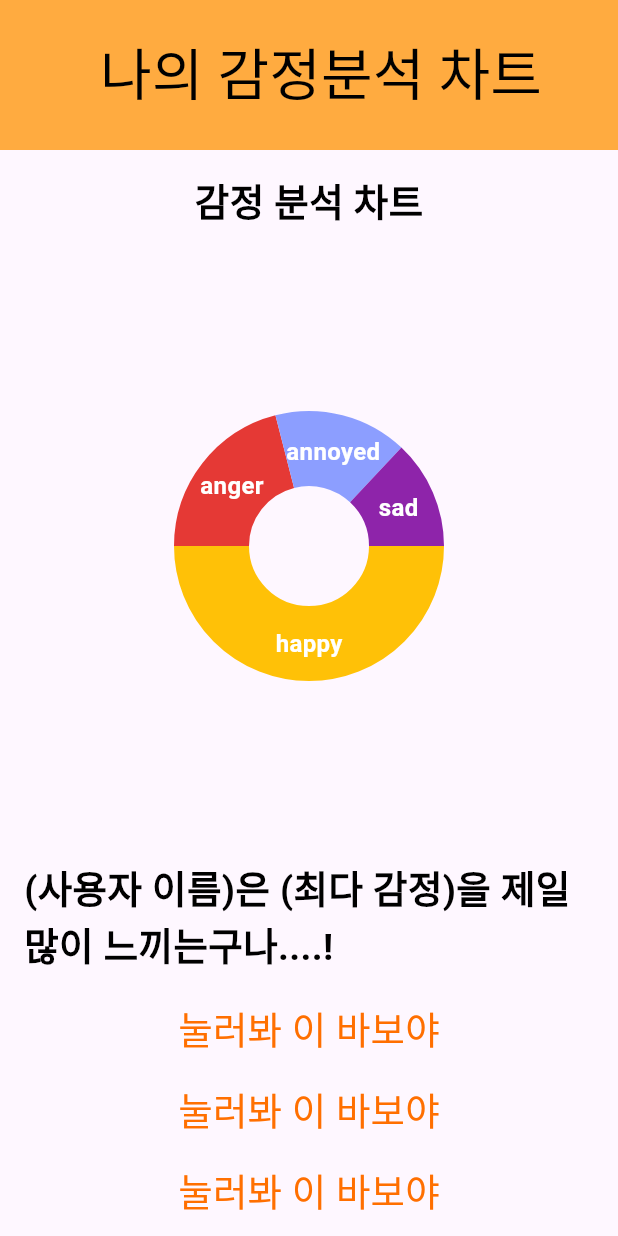
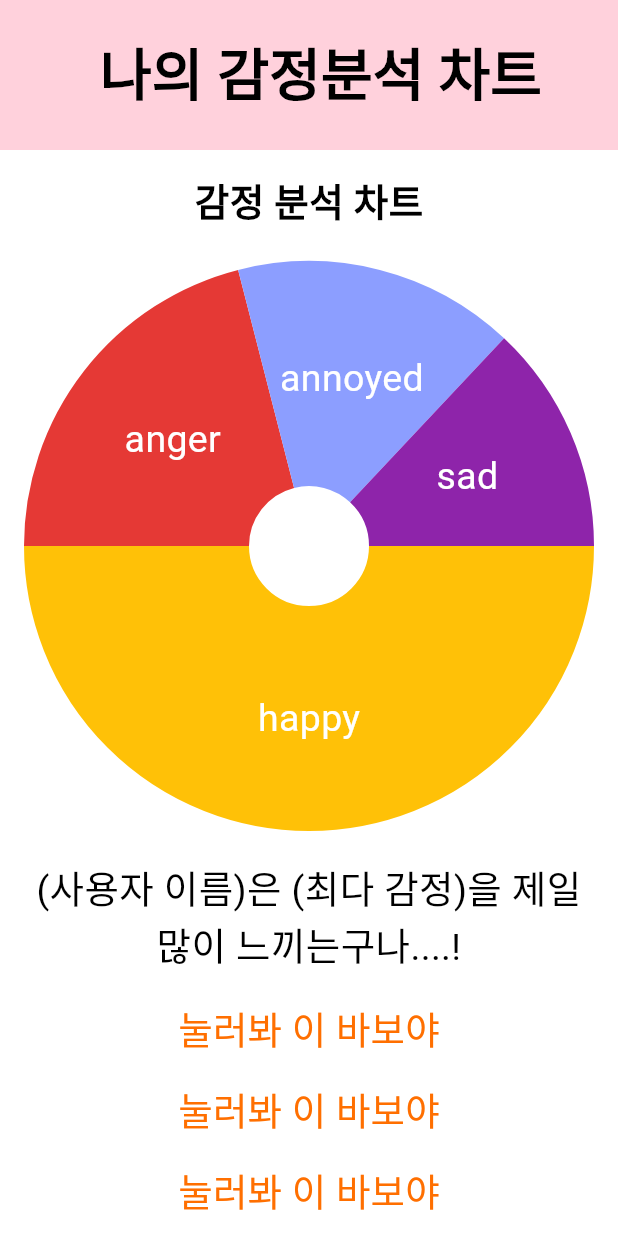
Before and after one commit to Hexeong/flutter-practice, a Flutter app: the AnalyzePage widget shown alone on an empty page, opened directly, on a phone screen of 412 x 824 dp. Run offline on Flutter 3.47's test engine with Material 3 defaults, Android fonts, the phone set to English and light mode, and no system bars; drawn by our look-alikes of fl_chart; our stand-ins replace shared_preferences; missing offline and left inert: tutorial_coach_mark; accounts and stored records are empty; Roboto replaces fonts that are missing (SoyoMaple).

Commit message:
24.02.02(금)
폰트, 유저입력, 한글설정

```diff
--- a/mindcare/lib/Page/Analyze.dart
+++ b/mindcare/lib/Page/Analyze.dart
@@ -62,10 +62,9 @@ class _AnalyzePageState extends State<AnalyzePage> {
       controller: _scrollController,
       slivers: <Widget>[
         SliverAppBar(
-
           pinned: true,
           expandedHeight: 100,
-          backgroundColor: Colors.orangeAccent,
+          backgroundColor: Color(0xffffd1dc),
           flexibleSpace: Container(
             child: FlexibleSpaceBar(
               title: Align(
@@ -74,8 +73,8 @@ class _AnalyzePageState extends State<AnalyzePage> {
                   '나의 감정분석 차트',
                   style: TextStyle(
                     fontSize: 25,
-                    fontWeight:
-                    FontWeight.w500,
+                    fontFamily: 'SoyoMaple',
+                    fontWeight: FontWeight.w700,
                     color: Colors.black
                       ),
                     ),
@@ -85,14 +84,13 @@ class _AnalyzePageState extends State<AnalyzePage> {
                 start: 16,
                 bottom: 25,
               ),
-
             ),
           ),
           bottom: PreferredSize(
             child: Opacity(
               opacity: scrollOpacity,
               child: Container(
-                color: Colors.blue,
+                color: Colors.white,
                 height: 16,
               ),
             ),
@@ -101,6 +99,7 @@ class _AnalyzePageState extends State<AnalyzePage> {
         ),
         SliverToBoxAdapter(
           child: Container(
+            color: Colors.white,
             padding: EdgeInsets.all(16),
             child: Column(
               crossAxisAlignment: CrossAxisAlignment.center,
@@ -109,7 +108,8 @@ class _AnalyzePageState extends State<AnalyzePage> {
                   '감정 분석 차트',
                   style: TextStyle(
                     fontSize: 25,
-                    fontWeight: FontWeight.bold,
+                    fontFamily: 'SoyoMaple',
+                    fontWeight: FontWeight.w700,
                     color: Colors.black
                   ),
                 ),
@@ -120,9 +120,11 @@ class _AnalyzePageState extends State<AnalyzePage> {
                   '(사용자 이름)은 (최다 감정)을 제일 많이 느끼는구나....!',
                   style: TextStyle(
                     fontSize: 25,
-                    fontWeight: FontWeight.bold,
+                    fontFamily: 'SoyoMaple',
+                    fontWeight: FontWeight.w400,
                     color: Colors.black
                   ),
+                  textAlign: TextAlign.center,
                   ),
                   SizedBox(height: 10,),
                   TextButton(onPressed: (){
--- a/mindcare/lib/func/graph.dart
+++ b/mindcare/lib/func/graph.dart
@@ -51,8 +51,8 @@ class _DrawGraphState extends State<DrawGraph> {
   List<PieChartSectionData> showingSections() {
     return List.generate(4, (i) {
       final isTouched = i == touchedIndex;
-      final double fontSize = isTouched ? 25 : 16;
-      final double radius = isTouched ? 60 : 50;
+      final double fontSize = isTouched ? 40 : 25;
+      final double radius = isTouched ? 150 : 150;
 
       switch (i) {
         case 0:
@@ -61,7 +61,11 @@ class _DrawGraphState extends State<DrawGraph> {
             value: emotions['happy'].toDouble(),
             title: 'happy',
             radius: radius,
-            titleStyle: TextStyle(fontSize: fontSize, fontWeight: FontWeight.bold, color: const Color(0xffffffff)),
+            titleStyle: TextStyle(
+              fontSize: fontSize,
+              fontFamily: 'SoyoMaple',
+              fontWeight: FontWeight.w400,
+              color: const Color(0xffffffff)),
           );
         case 1:
           return PieChartSectionData(
@@ -69,7 +73,11 @@ class _DrawGraphState extends State<DrawGraph> {
             value: emotions['anger'].toDouble(),
             title: 'anger',
             radius: radius,
-            titleStyle: TextStyle(fontSize: fontSize, fontWeight: FontWeight.bold, color: const Color(0xffffffff)),
+            titleStyle: TextStyle(
+              fontSize: fontSize,
+              fontFamily: 'SoyoMaple',
+              fontWeight: FontWeight.w400,
+              color: const Color(0xffffffff)),
           );
         case 2:
           return PieChartSectionData(
@@ -77,7 +85,11 @@ class _DrawGraphState extends State<DrawGraph> {
             value: emotions['annoy'].toDouble(),
             title: 'annoyed',
             radius: radius,
-            titleStyle: TextStyle(fontSize: fontSize, fontWeight: FontWeight.bold, color: const Color(0xffffffff)),
+            titleStyle: TextStyle(
+              fontSize: fontSize,
+              fontFamily: 'SoyoMaple',
+              fontWeight: FontWeight.w400,
+              color: const Color(0xffffffff)),
           );
         case 3:
           return PieChartSectionData(
@@ -85,7 +97,11 @@ class _DrawGraphState extends State<DrawGraph> {
             value: emotions['sad'].toDouble(),
             title: 'sad',
             radius: radius,
-            titleStyle: TextStyle(fontSize: fontSize, fontWeight: FontWeight.bold, color: const Color(0xffffffff)),
+            titleStyle: TextStyle(
+              fontSize: fontSize,
+              fontFamily: 'SoyoMaple',
+              fontWeight: FontWeight.w400,
+              color: const Color(0xffffffff)),
           );
         default:
           throw ('Unknown emotion');
```
Also changed, not shown: mindcare/lib/Page/HomePage.dart (+29 -10 lines), mindcare/lib/Page/UserInfo.dart (added, +21 -0 lines), mindcare/lib/Page/UserInput.dart (added, +234 -0 lines), mindcare/lib/func/birthdate_picker.dart (added, +31 -0 lines), mindcare/lib/main.dart (+12 -2 lines), mindcare/pubspec.yaml (+13 -2 lines), mindcare/pubspec.lock, 2 other files.
